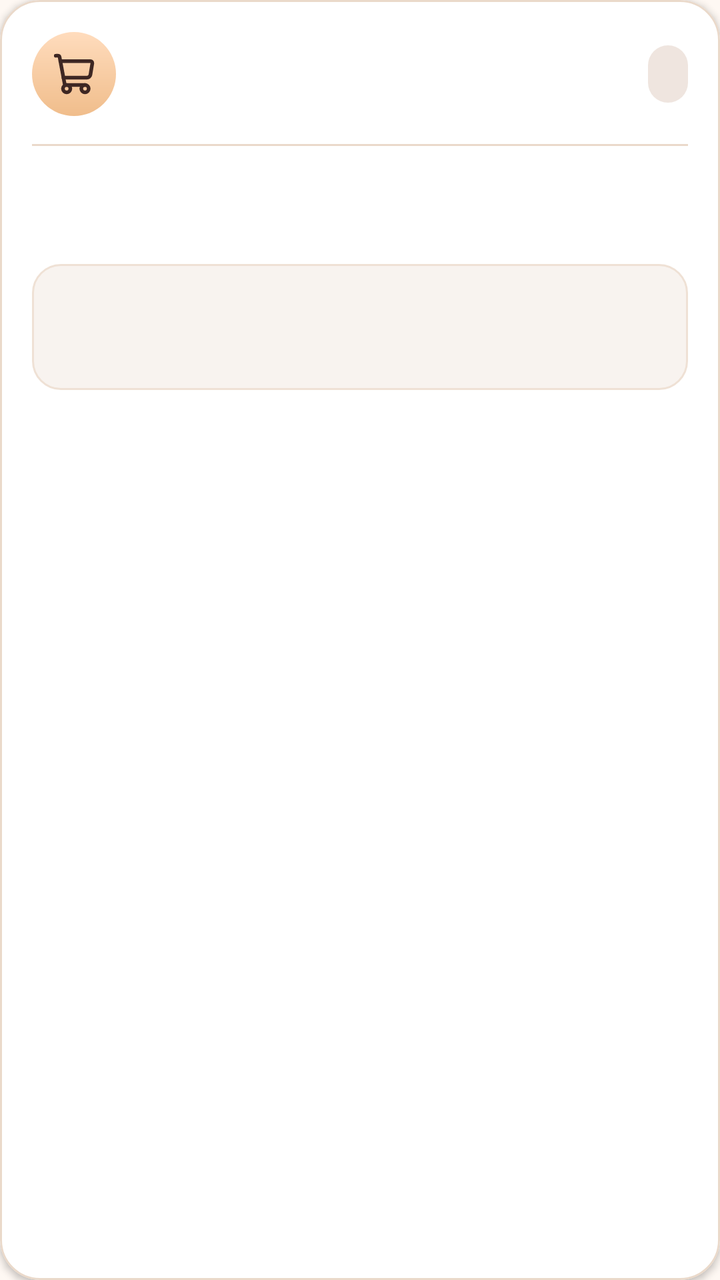
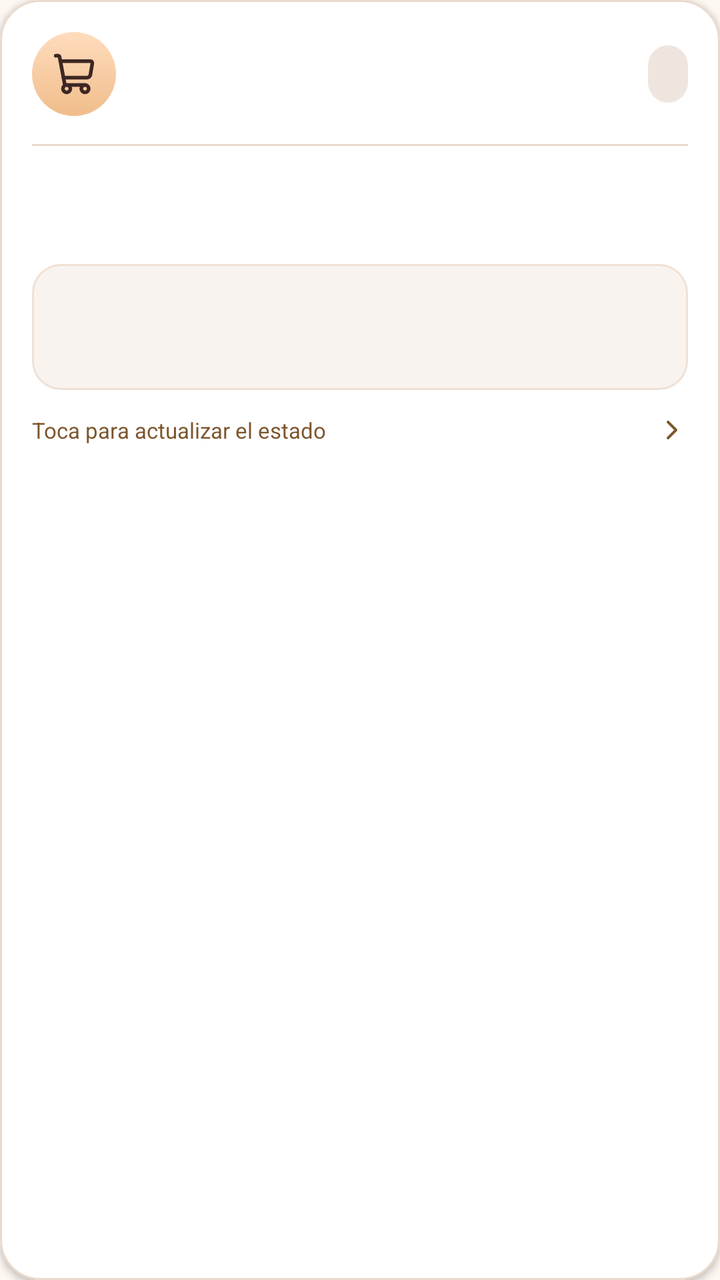

Screens rendered from an Android XML layout before and after an edit, with the pre-edit source and the edit as a unified diff.
<!-- AndroidManifest.xml: application theme Theme.CoffeeTechMobile -->
<!-- res/layout/item_seller_order.xml -->
<?xml version="1.0" encoding="utf-8"?>
<com.google.android.material.card.MaterialCardView
    xmlns:android="http://schemas.android.com/apk/res/android"
    xmlns:app="http://schemas.android.com/apk/res-auto"
    android:layout_width="match_parent"
    android:layout_height="wrap_content"
    android:layout_marginHorizontal="2dp"
    android:layout_marginBottom="14dp"
    app:cardBackgroundColor="#FFFFFF"
    app:cardCornerRadius="20dp"
    app:cardElevation="2dp"
    app:strokeColor="#EAD9CA"
    app:strokeWidth="1dp">

    <LinearLayout
        android:layout_width="match_parent"
        android:layout_height="wrap_content"
        android:orientation="vertical"
        android:padding="16dp">

        <LinearLayout
            android:layout_width="match_parent"
            android:layout_height="wrap_content"
            android:gravity="center_vertical"
            android:orientation="horizontal">

            <ImageView
                android:layout_width="42dp"
                android:layout_height="42dp"
                android:background="@drawable/bg_location_icon"
                android:padding="10dp"
                android:src="@drawable/ic_shopping_cart"
                android:contentDescription="@null"
                app:tint="@color/coffee_primary" />

            <LinearLayout
                android:layout_width="0dp"
                android:layout_height="wrap_content"
                android:layout_marginStart="12dp"
                android:layout_weight="1"
                android:orientation="vertical">

                <TextView
                    android:id="@+id/seller_order_id"
                    android:layout_width="match_parent"
                    android:layout_height="wrap_content"
                    android:textColor="@color/text_dark"
                    android:textSize="16sp"
                    android:fontFamily="sans-serif-medium" />

                <TextView
                    android:id="@+id/seller_order_date"
                    android:layout_width="match_parent"
                    android:layout_height="wrap_content"
                    android:layout_marginTop="4dp"
                    android:textColor="@color/coffee_secondary"
                    android:textSize="12sp" />

            </LinearLayout>

            <TextView
                android:id="@+id/seller_order_status"
                android:layout_width="wrap_content"
                android:layout_height="wrap_content"
                android:layout_marginStart="5dp"
                android:background="@drawable/bg_user_count_badge"
                android:paddingHorizontal="10dp"
                android:paddingVertical="7dp"
                android:textColor="@color/coffee_primary"
                android:textSize="11sp" />

        </LinearLayout>

        <View
            android:layout_width="match_parent"
            android:layout_height="1dp"
            android:layout_marginTop="14dp"
            android:layout_marginBottom="14dp"
            android:background="#EAD9CA" />

        <TextView
            android:id="@+id/seller_order_customer"
            android:layout_width="match_parent"
            android:layout_height="wrap_content"
            android:textColor="@color/text_dark"
            android:textSize="14sp"
            android:fontFamily="sans-serif-medium" />

        <LinearLayout
            android:id="@+id/seller_order_products_container"
            android:layout_width="match_parent"
            android:layout_height="wrap_content"
            android:layout_marginTop="10dp"
            android:orientation="vertical" />

        <LinearLayout
            android:id="@+id/seller_order_note_container"
            android:layout_width="match_parent"
            android:layout_height="wrap_content"
            android:layout_marginTop="8dp"
            android:background="@drawable/bg_seller_order_note"
            android:orientation="horizontal"
            android:padding="12dp"
            android:visibility="gone">

            <ImageView
                android:layout_width="20dp"
                android:layout_height="20dp"
                android:src="@drawable/ic_mail"
                android:contentDescription="@null"
                app:tint="@color/coffee_secondary" />

            <LinearLayout
                android:layout_width="0dp"
                android:layout_height="wrap_content"
                android:layout_marginStart="10dp"
                android:layout_weight="1"
                android:orientation="vertical">

                <TextView
                    android:layout_width="match_parent"
                    android:layout_height="wrap_content"
                    android:text="@string/seller_order_note_title"
                    android:textColor="@color/coffee_primary"
                    android:textSize="13sp"
                    android:fontFamily="sans-serif-medium" />

                <TextView
                    android:id="@+id/seller_order_note"
                    android:layout_width="match_parent"
                    android:layout_height="wrap_content"
                    android:layout_marginTop="4dp"
                    android:textColor="@color/coffee_secondary"
                    android:textSize="12sp"
                    android:lineSpacingExtra="3dp" />

            </LinearLayout>

        </LinearLayout>

        <LinearLayout
            android:layout_width="match_parent"
            android:layout_height="wrap_content"
            android:layout_marginTop="16dp"
            android:background="@drawable/bg_report_transaction_footer"
            android:gravity="center_vertical"
            android:orientation="horizontal"
            android:padding="12dp">

            <LinearLayout
                android:layout_width="0dp"
                android:layout_height="wrap_content"
                android:layout_weight="1"
                android:orientation="vertical">

                <TextView
                    android:id="@+id/seller_order_delivery"
                    android:layout_width="match_parent"
                    android:layout_height="wrap_content"
                    android:textColor="@color/text_dark"
                    android:textSize="13sp"
                    android:fontFamily="sans-serif-medium" />

                <TextView
                    android:id="@+id/seller_order_payment"
                    android:layout_width="match_parent"
                    android:layout_height="wrap_content"
                    android:layout_marginTop="5dp"
                    android:textColor="@color/coffee_secondary"
                    android:textSize="12sp" />

            </LinearLayout>

            <TextView
                android:id="@+id/seller_order_total"
                android:layout_width="wrap_content"
                android:layout_height="wrap_content"
                android:layout_marginStart="8dp"
                android:textColor="@color/coffee_primary"
                android:textSize="17sp"
                android:textStyle="bold" />

        </LinearLayout>

    </LinearLayout>

</com.google.android.material.card.MaterialCardView>
<!-- resources referenced by this layout -->
<resources>
  <color name="coffee_primary">#3E2723</color>
  <color name="coffee_secondary">#7D562D</color>
  <color name="text_dark">#1D1B19</color>
  <!-- drawable bg_location_icon (drawable) -->
  <?xml version="1.0" encoding="utf-8"?>
  <shape xmlns:android="http://schemas.android.com/apk/res/android"
      android:shape="oval">
      <gradient
          android:startColor="#FFDCBD"
          android:endColor="#F0BD8B"
          android:angle="350" />
      <stroke android:color="#EBBA89" />
  </shape>
  <!-- drawable bg_report_transaction_footer (drawable) -->
  <?xml version="1.0" encoding="utf-8"?>
  <shape xmlns:android="http://schemas.android.com/apk/res/android"
      android:shape="rectangle">
  
      <solid android:color="#F8F3EF" />
  
      <corners android:radius="14dp" />
  
      <stroke
          android:width="1dp"
          android:color="#EFE1D5" />
  
  </shape>
  <!-- drawable bg_seller_order_note (drawable) -->
  <?xml version="1.0" encoding="utf-8"?>
  <shape xmlns:android="http://schemas.android.com/apk/res/android"
      android:shape="rectangle">
  
      <solid android:color="#FFF1E3" />
  
      <corners android:radius="14dp" />
  
      <stroke
          android:width="1dp"
          android:color="#F0D8C2" />
  
  </shape>
  <!-- drawable bg_user_count_badge (drawable) -->
  <?xml version="1.0" encoding="utf-8"?>
  <shape xmlns:android="http://schemas.android.com/apk/res/android">
      <solid android:color="#EFE5DF"/>
      <corners android:radius="50dp"/>
  </shape>
  <!-- drawable ic_mail (drawable) -->
  <vector xmlns:android="http://schemas.android.com/apk/res/android"
      android:width="24dp"
      android:height="24dp"
      android:viewportWidth="24"
      android:viewportHeight="24">
    <path
        android:pathData="m22,7 l-8.991,5.727a2,2 0,0 1,-2.009 0L2,7"
        android:strokeLineJoin="round"
        android:strokeWidth="2"
        android:fillColor="#00000000"
        android:strokeColor="#7D562D"
        android:strokeLineCap="round"/>
    <path
        android:pathData="M4,4L20,4A2,2 0,0 1,22 6L22,18A2,2 0,0 1,20 20L4,20A2,2 0,0 1,2 18L2,6A2,2 0,0 1,4 4z"
        android:strokeLineJoin="round"
        android:strokeWidth="2"
        android:fillColor="#00000000"
        android:strokeColor="#7D562D"
        android:strokeLineCap="round"/>
  </vector>
  <string name="seller_order_note_title">Nota del cliente</string>
  <style name="Theme.CoffeeTechMobile" parent="Theme.MaterialComponents.Light.NoActionBar">
  
          <item name="colorPrimary">@color/coffee_primary</item>
          <item name="colorSecondary">@color/coffee_secondary</item>
  
          <item name="colorOnPrimary">@color/text_light</item>
          <item name="colorOnSecondary">@color/text_light</item>
  
          <item name="colorAccent">@color/coffee_secondary</item>
  
          <item name="android:windowBackground">@color/background_app</item>
  
      </style>
  <color name="text_light">#FFFFFF</color>
  <color name="background_app">#FEF8F3</color>
  <!-- unchanged entries left out for length: 1 -->
</resources>

<!-- the commit's change to res/layout/item_seller_order.xml (unified diff, before → after) -->
@@ -182,6 +182,30 @@
 
         </LinearLayout>
 
+        <LinearLayout
+            android:layout_width="match_parent"
+            android:layout_height="wrap_content"
+            android:layout_marginTop="12dp"
+            android:gravity="center_vertical"
+            android:orientation="horizontal">
+
+            <TextView
+                android:layout_width="0dp"
+                android:layout_height="wrap_content"
+                android:layout_weight="1"
+                android:text="@string/seller_order_tap_hint"
+                android:textColor="@color/coffee_secondary"
+                android:textSize="11sp" />
+
+            <ImageView
+                android:layout_width="16dp"
+                android:layout_height="16dp"
+                android:src="@drawable/ic_chevron_right"
+                android:contentDescription="@null"
+                app:tint="@color/coffee_secondary" />
+
+        </LinearLayout>
+
     </LinearLayout>
 
 </com.google.android.material.card.MaterialCardView>
<!-- resource entries referenced after the edit -->
@@ -47,6 +47,20 @@
       <solid android:color="#EFE5DF"/>
       <corners android:radius="50dp"/>
   </shape>
+  <!-- drawable ic_chevron_right (drawable) -->
+  <vector xmlns:android="http://schemas.android.com/apk/res/android"
+      android:width="24dp"
+      android:height="24dp"
+      android:viewportWidth="24"
+      android:viewportHeight="24">
+    <path
+        android:pathData="m9,18 l6,-6 -6,-6"
+        android:strokeLineJoin="round"
+        android:strokeWidth="2"
+        android:fillColor="#00000000"
+        android:strokeColor="#A29F9C"
+        android:strokeLineCap="round"/>
+  </vector>
   <!-- drawable ic_mail (drawable) -->
   <vector xmlns:android="http://schemas.android.com/apk/res/android"
       android:width="24dp"
@@ -69,6 +83,7 @@
         android:strokeLineCap="round"/>
   </vector>
   <string name="seller_order_note_title">Nota del cliente</string>
+  <string name="seller_order_tap_hint">Toca para actualizar el estado</string>
   <style name="Theme.CoffeeTechMobile" parent="Theme.MaterialComponents.Light.NoActionBar">
   
           <item name="colorPrimary">@color/coffee_primary</item>
